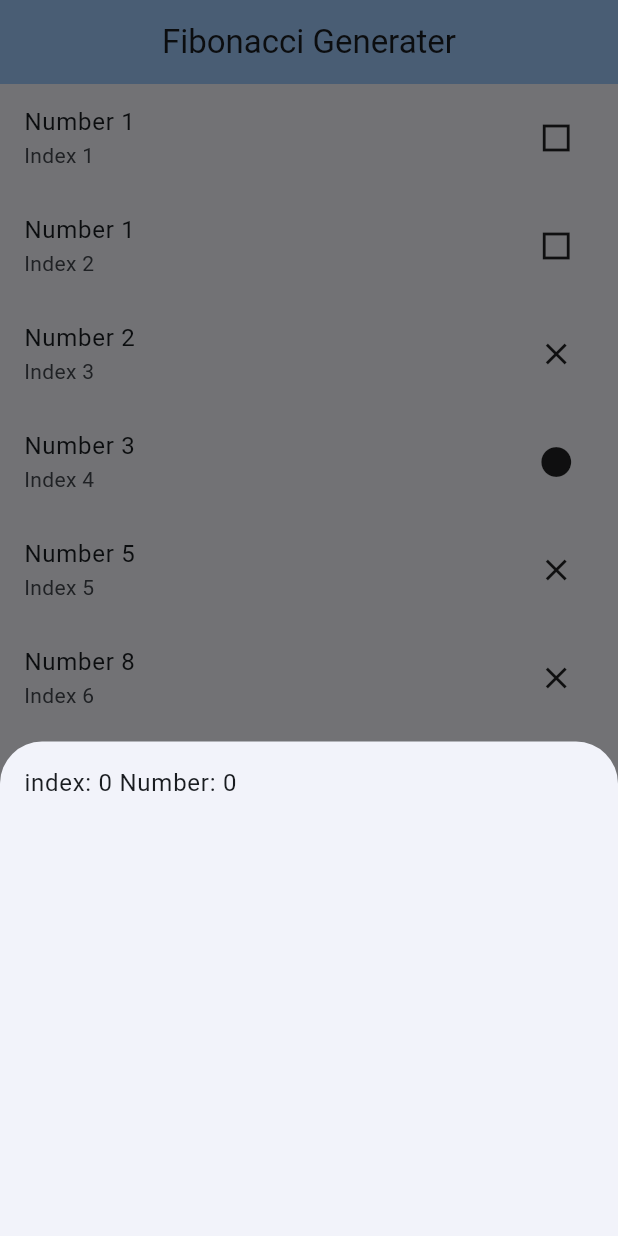
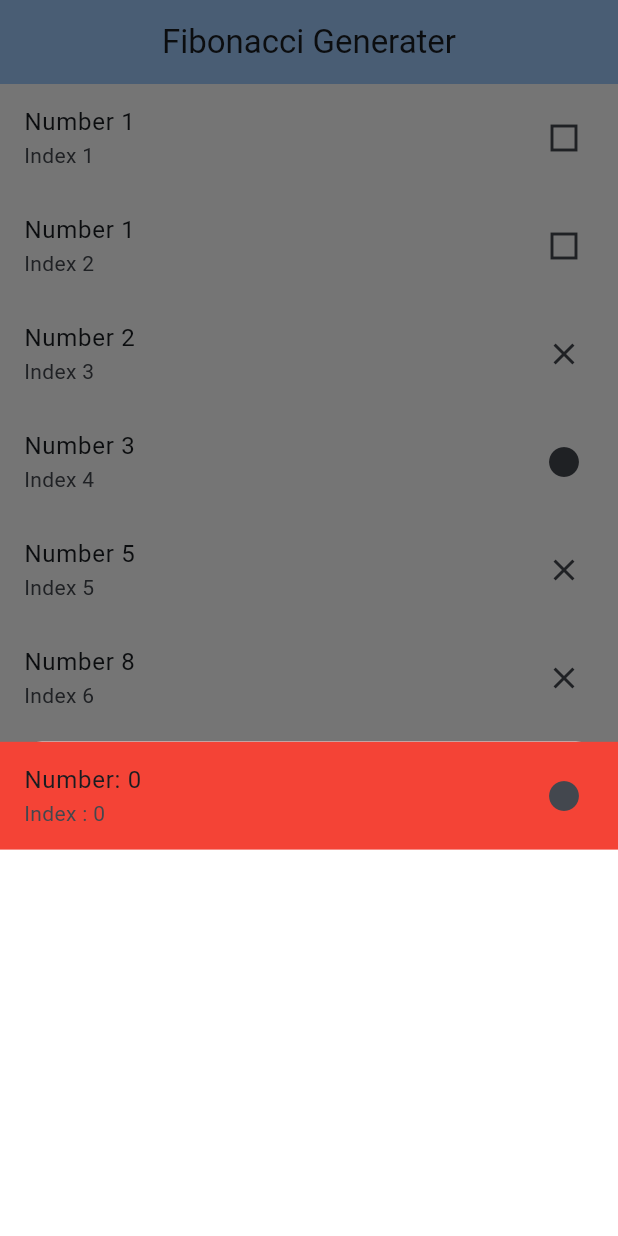
Before and after one commit to Siripongapr/test_mb_7s, a Flutter app: the screen it shows after launch, after a tap on an icon or button, on a phone screen of 412 x 824 dp. Run offline on Flutter 3.47's test engine with Material 3 defaults, Android fonts, the phone set to English and light mode, and no system bars.

Commit message:
feat : add on tab highlight , scroll to index

```diff
--- a/lib/main.dart
+++ b/lib/main.dart
@@ -14,9 +14,12 @@ class MyApp extends StatelessWidget {
       title: 'Flutter Demo',
       theme: ThemeData(
         colorScheme: ColorScheme.fromSeed(seedColor: Colors.blue),
+        scaffoldBackgroundColor: Colors.white,
+        bottomSheetTheme: BottomSheetThemeData(backgroundColor: Colors.white),
         useMaterial3: true,
       ),
       home: const MyHomePage(title: 'Fibonacci Generater'),
+      debugShowCheckedModeBanner: false,
     );
   }
 }
@@ -31,28 +34,41 @@ class MyHomePage extends StatefulWidget {
 }
 
 class _MyHomePageState extends State<MyHomePage> {
-  int fiboIndex = 0;
   List<Fibonacci> fibonacciList = [];
   List<Fibonacci> fibonacciListSheet = [];
+  int tapIndexMain = -1;
+  int tapIndexBs = -1;
 
   late ScrollController _controller;
+  late ScrollController _bsController;
 
   void generateFibonacci(int count) {
-    BigInt a = BigInt.zero;
-    BigInt b = BigInt.one;
+    BigInt a = fibonacciList.isEmpty
+        ? BigInt.zero
+        : BigInt.parse(fibonacciList[fibonacciList.length - 2].number);
+    BigInt b = fibonacciList.isEmpty
+        ? BigInt.one
+        : BigInt.parse(fibonacciList.last.number);
+
     String formatted;
     IconData icon;
-    fibonacciList.clear();
-    for (int i = 0; i < count; i++) {
+    int startIndex = fibonacciList.isEmpty ? 0 : fibonacciList.last.index + 1;
+    int currentIndex = startIndex;
+
+    while (count > 0) {
       formatted = BigIntToString(a);
       BigInt.parse(formatted) % BigInt.parse('3') == BigInt.zero
           ? icon = Icons.circle
           : BigInt.parse(formatted) % BigInt.parse('3') == BigInt.one
               ? icon = Icons.square_outlined
               : icon = Icons.close;
-      fibonacciList.add(
-        Fibonacci(i, formatted, icon),
-      );
+
+      if (!fibonacciList.any((fibo) => fibo.number == formatted) ||
+          formatted == '1') {
+        fibonacciList.add(Fibonacci(currentIndex, formatted, icon));
+        count--;
+        currentIndex++;
+      }
       BigInt temp = a + b;
       a = b;
       b = temp;
@@ -66,13 +82,20 @@ class _MyHomePageState extends State<MyHomePage> {
     return result;
   }
 
+  void _scrollToIndex(int index) {
+    _bsController.animateTo(
+      index * 56,
+      duration: Duration(milliseconds: 500),
+      curve: Curves.easeInOut,
+    );
+  }
+
   _scrollListener() {
     if (_controller.offset >= _controller.position.maxScrollExtent &&
         !_controller.position.outOfRange) {
       setState(() {
         print("reach the bottom");
-        fiboIndex = fiboIndex + 40;
-        generateFibonacci(fiboIndex);
+        generateFibonacci(40);
         print(fibonacciList.length);
       });
     }
@@ -87,9 +110,9 @@ class _MyHomePageState extends State<MyHomePage> {
   @override
   void initState() {
     super.initState();
-    fiboIndex = fiboIndex + 40;
-    generateFibonacci(fiboIndex);
+    generateFibonacci(40);
     _controller = ScrollController();
+    _bsController = ScrollController();
     _controller.addListener(_scrollListener);
   }
 
@@ -113,7 +136,15 @@ class _MyHomePageState extends State<MyHomePage> {
                     onTap: () {
                       setState(() {
                         fibonacciListSheet.add(fibonacciList[index]);
+                        fibonacciListSheet
+                            .sort((a, b) => a.index.compareTo(b.index));
+                        tapIndexBs = fibonacciList[index].index;
                         fibonacciList.removeAt(index);
+                        tapIndexMain = -1;
+                        //wait bottomSheet build
+                        WidgetsBinding.instance!.addPostFrameCallback((_) {
+                          _scrollToIndex(tapIndexBs);
+                        });
                       });
                       showModalBottomSheet<void>(
                         context: context,
@@ -126,11 +157,36 @@ class _MyHomePageState extends State<MyHomePage> {
                               children: <Widget>[
                                 Expanded(
                                   child: ListView.builder(
+                                    controller: _bsController,
                                     itemCount: fibonacciListSheet.length,
                                     itemBuilder: (context, index) {
-                                      return ListTile(
-                                        title: Text(
-                                          'index: ${fibonacciListSheet[index].index} Number: ${fibonacciListSheet[index].number}',
+                                      return GestureDetector(
+                                        onTap: () {
+                                          setState(() {
+                                            fibonacciList
+                                                .add(fibonacciListSheet[index]);
+                                            fibonacciList.sort((a, b) =>
+                                                a.index.compareTo(b.index));
+                                            tapIndexMain =
+                                                fibonacciListSheet[index].index;
+                                            fibonacciListSheet.removeAt(index);
+                                            tapIndexBs = -1;
+                                          });
+                                          Navigator.pop(context);
+                                        },
+                                        child: ListTile(
+                                          tileColor:
+                                              fibonacciListSheet[index].index ==
+                                                      tapIndexBs
+                                                  ? Colors.red
+                                                  : Colors.transparent,
+                                          title: Text(
+                                            'Number: ${fibonacciListSheet[index].number}',
+                                          ),
+                                          subtitle: Text(
+                                              'Index : ${fibonacciListSheet[index].index}'),
+                                          trailing: Icon(
+                                              fibonacciListSheet[index].icon),
                                         ),
                                       );
                                     },
@@ -145,8 +201,12 @@ class _MyHomePageState extends State<MyHomePage> {
                     child: Row(
                       children: [
                         SizedBox(
-                          width: MediaQuery.of(context).size.width * 0.8,
+                          width: MediaQuery.of(context).size.width * 1,
                           child: ListTile(
+                            tileColor:
+                                fibonacciList[index].index == tapIndexMain
+                                    ? Colors.blue
+                                    : Colors.transparent,
                             title: Text(
                               'Number ${fibonacciList[index].number}',
                               maxLines: 1,
@@ -154,11 +214,12 @@ class _MyHomePageState extends State<MyHomePage> {
                             ),
                             subtitle:
                                 Text('Index ${fibonacciList[index].index}'),
+                            trailing: Icon(fibonacciList[index].icon),
                           ),
                         ),
-                        SizedBox(
-                            width: MediaQuery.of(context).size.width * 0.2,
-                            child: Icon(fibonacciList[index].icon))
+                        // SizedBox(
+                        //     width: MediaQuery.of(context).size.width * 0.2,
+                        //     child: Icon(fibonacciList[index].icon))
                       ],
                     ),
                   );
```
